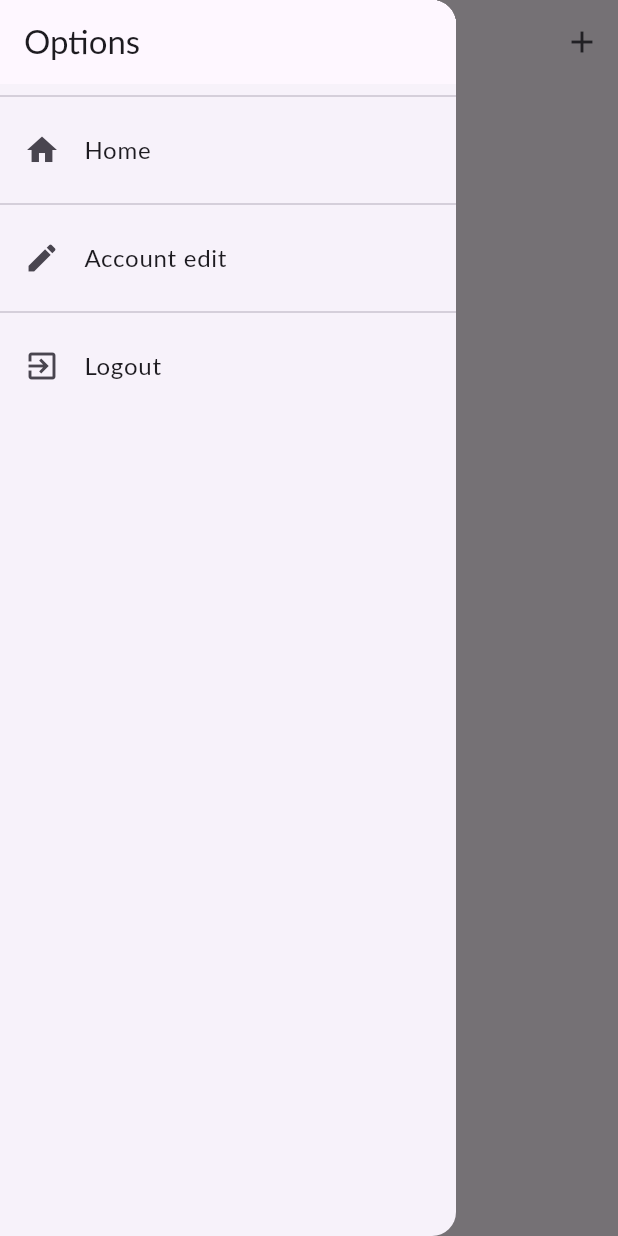
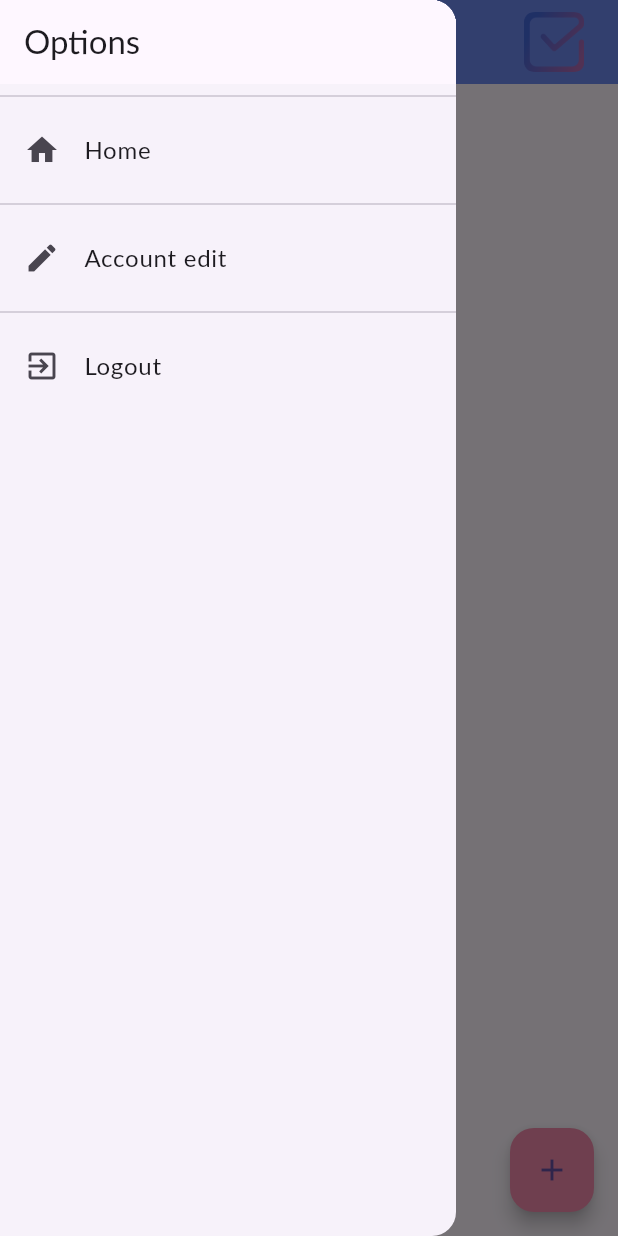
Before and after one commit to ShinIchi1209/CT484-Project-NHCongTru, a Flutter app: the Home screen opened directly, with the side drawer open, on a phone screen of 412 x 824 dp. Run offline on Flutter 3.47's test engine with Material 3 defaults, Android fonts, the phone set to English and light mode, and no system bars; our stand-ins replace flutter_dotenv, shared_preferences; accounts and stored records are empty; network calls fail; Roboto replaces fonts that are missing (Lato).

Commit message:
chinh sua giao dien home va dang nhap dang ki

```diff
--- a/lib/screens/home.dart
+++ b/lib/screens/home.dart
@@ -37,23 +37,41 @@ class _HomeState extends State<Home> {
   Widget build(BuildContext context) {
     return Scaffold(
       appBar: AppBar(
-        title: const Text('To-Do List'),
+        backgroundColor: Color.fromARGB(255, 110, 138, 240),
+        title: Text('To-Do List'),
         actions: [
-          IconButton(
-            icon: const Icon(Icons.add),
-            onPressed: () {
-              _showAddToDoDialog(context);
-            },
+          Padding(
+            padding: const EdgeInsets.only(right: 10.0),
+            child: Container(
+              height: 40,
+              width: 65,
+              child: ClipRRect(
+                borderRadius: BorderRadius.circular(65),
+                child: Image.asset('assets/images/todo.png'),
+              ),
+            ),
           ),
         ],
       ),
       body: _buildToDoList(),
       drawer: const AppDrawer(),
+      floatingActionButton: FloatingActionButton(
+        onPressed: () {
+          _showAddToDoDialog(context);
+        },
+        child: const Icon(Icons.add),
+        backgroundColor: Color.fromARGB(255, 241, 138, 172),
+        foregroundColor: Theme.of(context).primaryColor,
+        elevation: 5.0,
+      ),
+      floatingActionButtonLocation: FloatingActionButtonLocation.endFloat,
     );
   }
 
   Widget _buildToDoList() {
-    return ListView.builder(
+    return Padding(
+      padding: const EdgeInsets.only(top: 20, left: 5, right: 5),
+      child: ListView.builder(
         itemCount: _toDos.length,
         itemBuilder: (context, index) {
           final todo = _toDos[index];
@@ -68,8 +86,8 @@ class _HomeState extends State<Home> {
                   borderRadius: BorderRadius.circular(20),
                 ),
                 contentPadding:
-                const EdgeInsets.symmetric(horizontal: 20, vertical: 5),
-            tileColor: Colors.white,
+                    const EdgeInsets.symmetric(horizontal: 15, vertical: 2),
+                tileColor: Color.fromARGB(255, 176, 200, 236),
                 leading: Checkbox(
                   value: todo.isDone,
                   onChanged: (newValue) {
@@ -85,8 +103,7 @@ class _HomeState extends State<Home> {
                   ),
                 ),
                 subtitle: Text(
-              todo.todoDescription ??
-                  '', // Hiển thị mô tả, nếu không có thì là chuỗi rỗng
+                  todo.todoDescription ?? '',
                   style: const TextStyle(
                     color: Color(0xFF757575),
                   ),
@@ -112,8 +129,10 @@ class _HomeState extends State<Home> {
                   ),
                 ),
               ),
-        ));
+            ),
+          );
         },
+      ),
     );
   }
 
--- a/pubspec.yaml
+++ b/pubspec.yaml
@@ -15,7 +15,7 @@ dependencies:
   intl: ^0.18.1
   provider: ^6.1.2
   flutter_dotenv: ^5.1.0
-  http: ^1.2.1
+  http: ^1.2.0
   shared_preferences: ^2.2.2
 
 dev_dependencies:
@@ -27,3 +27,4 @@ flutter:
   uses-material-design: true
   assets:
     - .env
+    - assets/images/todo.png
```
Also changed, not shown: lib/screens/auth/auth_screen.dart (+5 -12 lines), assets/images/avatar.jpg (deleted), assets/images/todo.png (added), pubspec.lock, 1 other file. Lines whose indentation alone changed are shown as unchanged.
